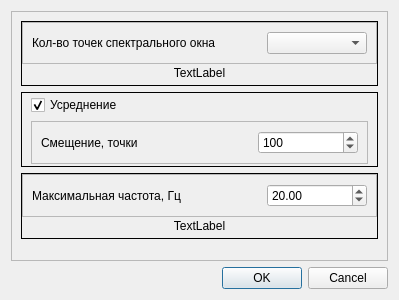
This is signal_analysis/visuals/sections/section_graph/spectrparamsdialog.ui in grigp/a-analyser as Qt 5 draws it before an edit. The edited form follows.
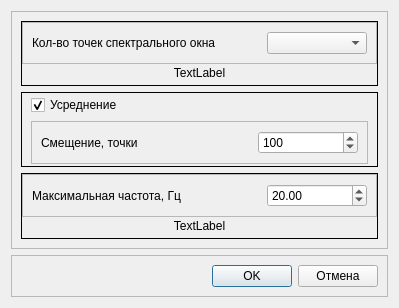
This is the edited form.

Commit message: Замена ButtonBar в диалоговых окнах

What changed in the file:
```diff
--- a/signal_analysis/visuals/sections/section_graph/spectrparamsdialog.ui
+++ b/signal_analysis/visuals/sections/section_graph/spectrparamsdialog.ui
@@ -250,13 +250,48 @@
     </widget>
    </item>
    <item>
-    <widget class="QDialogButtonBox" name="buttonBox">
-     <property name="orientation">
-      <enum>Qt::Horizontal</enum>
+    <widget class="QFrame" name="frModalButtons">
+     <property name="sizePolicy">
+      <sizepolicy hsizetype="Preferred" vsizetype="Fixed">
+       <horstretch>0</horstretch>
+       <verstretch>0</verstretch>
+      </sizepolicy>
      </property>
-     <property name="standardButtons">
-      <set>QDialogButtonBox::Cancel|QDialogButtonBox::Ok</set>
+     <property name="frameShape">
+      <enum>QFrame::StyledPanel</enum>
      </property>
+     <property name="frameShadow">
+      <enum>QFrame::Raised</enum>
+     </property>
+     <layout class="QHBoxLayout" name="horizontalLayout_10">
+      <item>
+       <spacer name="horizontalSpacer_5">
+        <property name="orientation">
+         <enum>Qt::Horizontal</enum>
+        </property>
+        <property name="sizeHint" stdset="0">
+         <size>
+          <width>40</width>
+          <height>20</height>
+         </size>
+        </property>
+       </spacer>
+      </item>
+      <item>
+       <widget class="QPushButton" name="btnOK">
+        <property name="text">
+         <string>OK</string>
+        </property>
+       </widget>
+      </item>
+      <item>
+       <widget class="QPushButton" name="btnCancel">
+        <property name="text">
+         <string>Отмена</string>
+        </property>
+       </widget>
+      </item>
+     </layout>
     </widget>
    </item>
   </layout>
```
Left out of the diff: 70 changed lines with no effect on the pictures. The commit also changes 19 other files.
